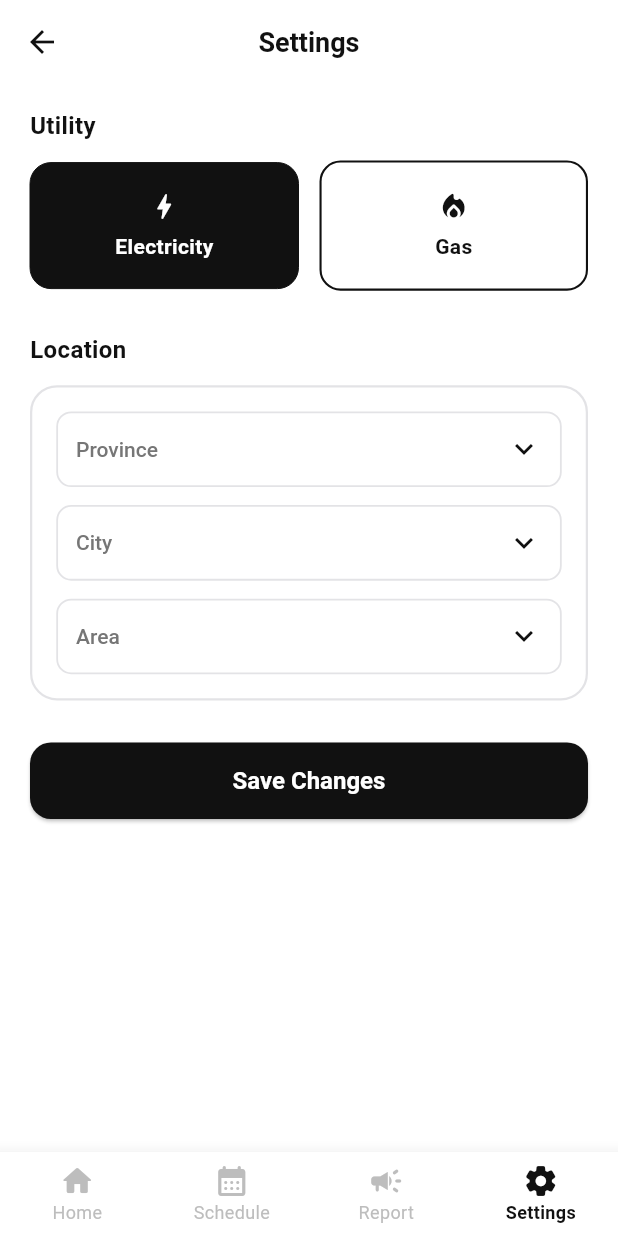
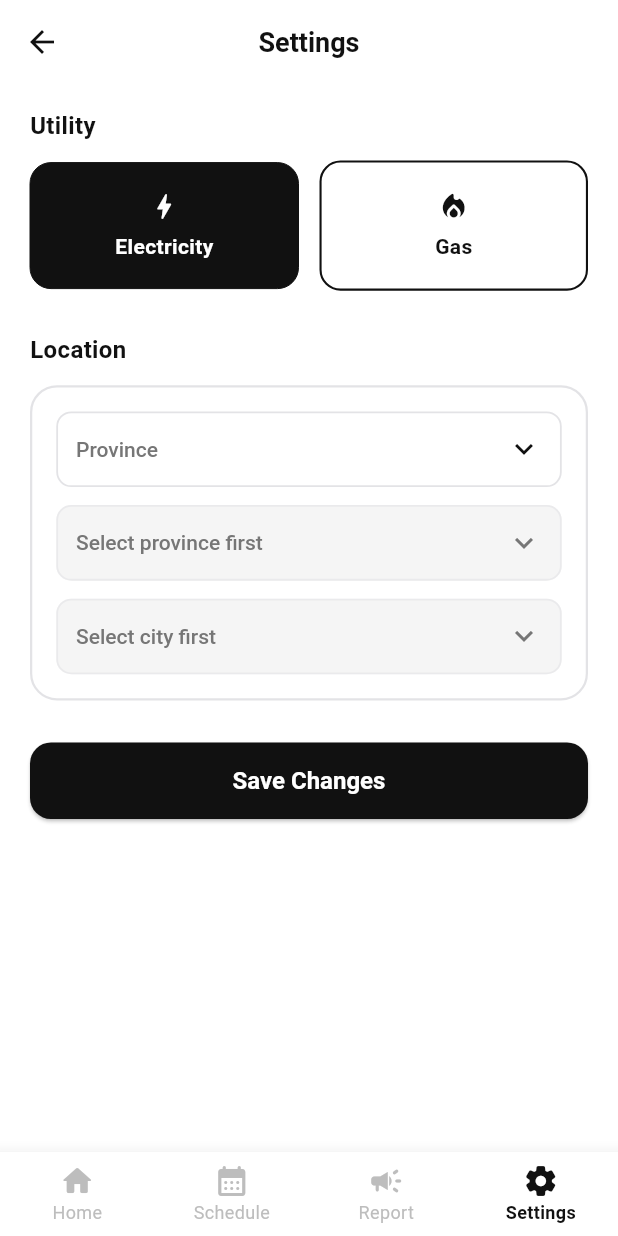
Before and after one commit to eman-ille/roshan-alert, a Flutter app: the SettingsScreen screen opened by its route, on a phone screen of 412 x 824 dp. Run offline on Flutter 3.47's test engine with Material 3 defaults, Android fonts, the phone set to English and light mode, and no system bars; our stand-ins replace shared_preferences; accounts and stored records are empty.

Commit message:
Location data added

```diff
--- /dev/null
+++ b/lib/Helping_Files/location_data.dart
@@ -0,0 +1,61 @@
+/// Single source of truth for Pakistan location data used across the app —
+/// currently by both Onboarding (first-time pick) and Settings (change
+/// later). Keeping the Province -> City -> Area mapping here means both
+/// screens automatically stay in sync — update coverage in ONE place.
+class LocationData {
+  LocationData._();
+
+  static const Map<String, List<String>> provinceCities = {
+    'Punjab': [
+      'Lahore',
+      'Faisalabad',
+      'Sialkot',
+      'Islamabad',
+      'Rawalpindi',
+      'Multan',
+      'Gujranwala',
+    ],
+    'Sindh': ['Karachi', 'Hyderabad', 'Sukkur', 'Larkana'],
+    'KPK': ['Peshawar', 'Abbottabad', 'Mardan', 'Swat'],
+    'Balochistan': ['Quetta', 'Gwadar', 'Turbat', 'Sibi'],
+  };
+
+  // Real city -> area/locality mapping, so the Area dropdown shows actual
+  // neighborhoods instead of placeholder text. Coverage is intentionally
+  // light for now (a handful of well-known localities per city) — extend
+  // per-city as real feeder/area data becomes available from the scraper
+  // backend.
+  static const Map<String, List<String>> cityAreas = {
+    // Punjab
+    'Lahore': ['Gulberg', 'DHA', 'Model Town', 'Johar Town', 'Faisal Town', 'Township', 'Iqbal Town', 'Bahria Town', 'Cantt', 'Shalimar', 'Wapda Town', 'Garden Town'],
+    'Faisalabad': ['Madina Town', 'Peoples Colony', 'Gulberg', 'Jinnah Colony', 'D Ground', 'Samanabad'],
+    'Sialkot': ['Cantt', 'Kutchery Road', 'Paris Road', 'Model Town', 'Rangpura'],
+    'Islamabad': ['F-6', 'F-7', 'F-8', 'F-10', 'F-11', 'G-9', 'G-10', 'G-11', 'Blue Area', 'Bahria Town'],
+    'Rawalpindi': ['Satellite Town', 'Saddar', 'Cantt', 'Bahria Town', 'Chaklala', 'Westridge'],
+    'Multan': ['Cantt', 'Gulgasht Colony', "Shah Rukn-e-Alam", 'Bosan Road', 'Model Town'],
+    'Gujranwala': ['Model Town', 'Satellite Town', 'Civil Lines', "People's Colony"],
+    // Sindh
+    'Karachi': ['Clifton', 'DHA', 'Gulshan-e-Iqbal', 'North Nazimabad', 'Saddar', 'Malir', 'Korangi'],
+    'Hyderabad': ['Latifabad', 'Qasimabad', 'City Area', 'Hussainabad'],
+    'Sukkur': ['Military Road', 'Barrage Colony', 'Shikarpur Road'],
+    'Larkana': ['Old Larkana', 'Model Colony'],
+    // KPK
+    'Peshawar': ['University Town', 'Hayatabad', 'Cantt', 'Gulbahar'],
+    'Abbottabad': ['Jinnahabad', 'Mandian', 'Supply Bazaar'],
+    'Mardan': ['Bank Road', 'Cantt Area'],
+    'Swat': ['Mingora', 'Saidu Sharif'],
+    // Balochistan
+    'Quetta': ['Jinnah Town', 'Satellite Town', 'Cantt', 'Sariab Road'],
+    'Gwadar': ['New Town', 'Old Town'],
+    'Turbat': ['City Center'],
+    'Sibi': ['City Area'],
+  };
+
+  static List<String> get provinces => provinceCities.keys.toList();
+
+  static List<String> citiesFor(String? province) =>
+      province == null ? const [] : (provinceCities[province] ?? const []);
+
+  static List<String> areasFor(String? city) =>
+      city == null ? const [] : (cityAreas[city] ?? const []);
+}
--- /dev/null
+++ b/lib/Helping_Files/location_dropdown.dart
@@ -0,0 +1,99 @@
+import 'package:flutter/material.dart';
+import 'app_theme.dart';
+
+/// Shared dropdown field for location sub-options (Province / City / Area).
+///
+/// Used by BOTH Onboarding and Settings — this used to be duplicated:
+/// Settings had its own private `_SettingsDropdown` doing the exact same
+/// enabled/disabled cascade-lock logic with slightly different styling.
+/// That duplicate has been removed; both screens now import this one
+/// widget and just pick a style via [outlined].
+///
+/// [enabled] lets a downstream dropdown (City, Area) be visibly greyed
+/// out and unopenable until its parent selection (Province, City) has
+/// been made — this is what makes a Province -> City -> Area cascade
+/// clear to the user instead of silently just having an empty list.
+///
+/// [outlined] switches between the two visual styles already in use:
+/// - `true` (default) — bold black border, larger padding. Used standalone
+///   in Onboarding, where the field needs to carry its own visual weight.
+/// - `false` — soft `AppColors.border` grey border, tighter padding. Used
+///   in Settings, where three of these already sit inside one `AppCard`
+///   that provides the outer border — a second bold border would double up.
+class LocationDropdown extends StatelessWidget {
+  final String label;
+  final String? value;
+  final List<String> items;
+  final ValueChanged<String?> onChanged;
+  final bool enabled;
+  final String? disabledHint;
+  final bool outlined;
+
+  const LocationDropdown({
+    super.key,
+    required this.label,
+    required this.value,
+    required this.items,
+    required this.onChanged,
+    this.enabled = true,
+    this.disabledHint,
+    this.outlined = true,
+  });
+
+  @override
+  Widget build(BuildContext context) {
+    final bool isUsable = enabled && items.isNotEmpty;
+
+    final Color borderColor = outlined
+        ? (isUsable ? Colors.black : Colors.black26)
+        : (isUsable ? AppColors.border : AppColors.border.withOpacity(0.6));
+
+    final Color iconColor = outlined
+        ? (isUsable ? Colors.black : Colors.black26)
+        : (isUsable ? AppColors.black : AppColors.grey);
+
+    final Color hintColor = outlined
+        ? (isUsable ? Colors.black54 : Colors.black38)
+        : AppColors.grey;
+
+    return Container(
+      width: double.infinity,
+      padding: EdgeInsets.symmetric(horizontal: outlined ? 16 : 12),
+      decoration: BoxDecoration(
+        color: isUsable ? Colors.white : const Color(0xFFF5F5F5),
+        borderRadius: BorderRadius.circular(outlined ? 10 : AppRadius.small),
+        border: Border.all(color: borderColor, width: 1.2),
+      ),
+      child: DropdownButtonHideUnderline(
+        child: DropdownButton<String>(
+          // Passing null value/onChanged when disabled is what actually
+          // makes Flutter render the dropdown as non-interactive.
+          value: isUsable ? value : null,
+          isExpanded: true,
+          icon: Icon(Icons.keyboard_arrow_down, color: iconColor),
+          hint: Text(
+            !enabled && disabledHint != null ? disabledHint! : label,
+            style: TextStyle(
+              fontSize: 14,
+              fontWeight: FontWeight.w500,
+              color: hintColor,
+            ),
+          ),
+          style: const TextStyle(
+            fontSize: 14,
+            fontWeight: FontWeight.w600,
+            color: Colors.black,
+          ),
+          dropdownColor: Colors.white,
+          items: items
+              .map((item) => DropdownMenuItem(
+                    value: item,
+                    child: Text(item),
+                  ))
+              .toList(),
+          onChanged: isUsable ? onChanged : null,
+        ),
+      ),
+    );
+  }
+}
--- a/lib/main.dart
+++ b/lib/main.dart
@@ -5,7 +5,6 @@ import 'screens/home_screen.dart';
 import 'screens/report_screen.dart';
 import 'screens/placeholder_screen.dart';
 import 'screens/onboarding_ui.dart';
-import 'screens/schedule_screen.dart';
 import 'screens/settings_screen.dart';
 
 Future<void> main() async {
@@ -32,7 +31,7 @@ class RoshanAlertApp extends StatelessWidget {
       theme: appTheme, // defined once in app_theme.dart
       // Skip onboarding for anyone who already has a saved address —
       // a returning user, or simply a page refresh on Home/Report.
-      initialRoute: '/home',
+      initialRoute:  hasSavedAddress ? '/home' : '/onboarding',
       routes: {
         '/onboarding': (context) => const OnboardingScreen(),
         '/home': (context) => const HomeScreen(),
--- a/lib/screens/settings_screen.dart
+++ b/lib/screens/settings_screen.dart
@@ -3,18 +3,31 @@ import '/Helping_Files/app_theme.dart';
 import '/Helping_Files/app_card.dart';
 import '/Helping_Files/bottom_nav.dart';
 import '/Helping_Files/app_location.dart';
+import '/Helping_Files/location_data.dart';
+import '/Helping_Files/location_dropdown.dart';
 import 'placeholder_screen.dart';
 
 /// Settings screen — lets the user change their saved location
 /// (Province / City / Area) and switch between Electricity / Gas.
 ///
-/// Picking "Gas" here doesn't have real settings built yet, so it
-/// just pushes the existing PlaceholderScreen on top ("Gas — Coming
-/// Soon") — same reusable placeholder already used for Schedule.
-/// Picking "Electricity" keeps this screen and lets the user edit
-/// province/city/area same as onboarding; Save persists via
-/// AppLocation.set(...) so every screen using LocationRow updates
-/// instantly, same as it does after onboarding.
+/// Tapping the Gas card only highlights it — it does NOT navigate.
+/// Gas doesn't have real settings built yet, so once the user taps
+/// "Save Changes" with Gas selected, the location is saved as normal
+/// (via AppLocation.set) and only then does the app push the existing
+/// PlaceholderScreen on top ("Gas — Coming Soon"), same reusable
+/// placeholder already used for Schedule. Saving with Electricity
+/// selected just persists and shows a "Settings saved." confirmation,
+/// same as before.
+///
+/// Province/City/Area options come from Helping_Files/location_data.dart
+/// — the same shared, real Pakistan location data Onboarding uses, so
+/// this screen and Onboarding never drift out of sync with each other.
+///
+/// The three dropdowns below use the shared LocationDropdown widget from
+/// Helping_Files/location_dropdown.dart (with `outlined: false` for the
+/// softer in-card look) instead of a private copy — this screen used to
+/// have its own near-identical `_SettingsDropdown` class, which has been
+/// removed to avoid maintaining two copies of the same cascade-lock logic.
 class SettingsScreen extends StatefulWidget {
   const SettingsScreen({super.key});
 
@@ -39,24 +52,16 @@ class _SettingsScreenState extends State<SettingsScreen> {
     _area = AppLocation.area;
   }
 
+  // City/Area option lists depend on whatever Province/City are
+  // currently selected — same cascade rule as OnboardingScreen.
+  List<String> get _citiesForProvince => LocationData.citiesFor(_province);
+  List<String> get _areasForCity => LocationData.areasFor(_city);
+
   void _selectUtility(String value) {
+    // Just select the card visually — no navigation here. Gas only
+    // routes to the "Coming Soon" placeholder once the user actually
+    // saves, in _saveLocation() below.
     setState(() => _utility = value);
-
-    if (value == 'Gas') {
-      Navigator.push(
-        context,
-        MaterialPageRoute(
-          builder: (context) => const PlaceholderScreen(
-            title: 'Gas',
-            icon: Icons.local_fire_department_rounded,
-          ),
-        ),
-      ).then((_) {
-        // Coming back shouldn't leave "Gas" visually selected if
-        // nothing was actually saved for it.
-        if (mounted) setState(() => _utility = AppLocation.utility.value);
-      });
-    }
   }
 
   Future<void> _saveLocation() async {
@@ -78,6 +83,25 @@ class _SettingsScreenState extends State<SettingsScreen> {
     );
 
     if (!mounted) return;
+
+    // Gas doesn't have real settings built yet. The location/utility is
+    // still saved above (so it's correctly persisted and reflected
+    // everywhere via AppLocation), but only NOW — after Save was
+    // actually pressed — do we send the user to the "Coming Soon"
+    // placeholder, instead of doing it the instant the card is tapped.
+    if (_utility == 'Gas') {
+      Navigator.push(
+        context,
+        MaterialPageRoute(
+          builder: (context) => const PlaceholderScreen(
+            title: 'Gas',
+            icon: Icons.local_fire_department_rounded,
+          ),
+        ),
+      );
+      return;
+    }
+
     ScaffoldMessenger.of(context).showSnackBar(
       const SnackBar(
         content: Text('Settings saved.'),
@@ -139,24 +163,40 @@ class _SettingsScreenState extends State<SettingsScreen> {
               AppCard(
                 child: Column(
                   children: [
-                    _SettingsDropdown(
+                    LocationDropdown(
                       label: 'Province',
                       value: _province,
-                      items: const ['Punjab', 'Sindh', 'KPK', 'Balochistan'],
-                      onChanged: (v) => setState(() => _province = v),
+                      items: LocationData.provinces,
+                      outlined: false,
+                      onChanged: (v) => setState(() {
+                        _province = v;
+                        // A new province invalidates whatever city/area
+                        // was picked before — they belonged to the old list.
+                        _city = null;
+                        _area = null;
+                      }),
                     ),
                     const SizedBox(height: 12),
-                    _SettingsDropdown(
+                    LocationDropdown(
                       label: 'City',
                       value: _city,
-                      items: const ['Lahore', 'Karachi', 'Islamabad', 'Sialkot'],
-                      onChanged: (v) => setState(() => _city = v),
+                      items: _citiesForProvince,
+                      enabled: _province != null,
+                      disabledHint: 'Select province first',
+                      outlined: false,
+                      onChanged: (v) => setState(() {
+                        _city = v;
+                        _area = null;
+                      }),
                     ),
                     const SizedBox(height: 12),
-                    _SettingsDropdown(
+                    LocationDropdown(
                       label: 'Area',
                       value: _area,
-                      items: const ['Area 1', 'Area 2', 'Area 3'],
+                      items: _areasForCity,
+                      enabled: _city != null,
+                      disabledHint: 'Select city first',
+                      outlined: false,
                       onChanged: (v) => setState(() => _area = v),
                     ),
                   ],
@@ -233,61 +273,3 @@ class _UtilityCard extends StatelessWidget {
     );
   }
 }
-
-/// Same dropdown look as onboarding's _LocationDropdown, minus its
-/// own outer border — AppCard already wraps all three of these in
-/// one bordered block here.
-class _SettingsDropdown extends StatelessWidget {
-  final String label;
-  final String? value;
-  final List<String> items;
-  final ValueChanged<String?> onChanged;
-
-  const _SettingsDropdown({
-    required this.label,
-    required this.value,
-    required this.items,
-    required this.onChanged,
-  });
-
-  @override
-  Widget build(BuildContext context) {
-    return Container(
-      width: double.infinity,
-      padding: const EdgeInsets.symmetric(horizontal: 12),
-      decoration: BoxDecoration(
-        color: AppColors.white,
-        borderRadius: BorderRadius.circular(AppRadius.small),
-        border: Border.all(color: AppColors.border, width: 1.2),
-      ),
-      child: DropdownButtonHideUnderline(
-        child: DropdownButton<String>(
-          value: value,
-          isExpanded: true,
-          icon: const Icon(Icons.keyboard_arrow_down, color: AppColors.black),
-          hint: Text(
-            label,
-            style: const TextStyle(
-              fontSize: 14,
-              fontWeight: FontWeight.w500,
-              color: AppColors.grey,
-            ),
-          ),
-          style: const TextStyle(
-            fontSize: 14,
-            fontWeight: FontWeight.w600,
-            color: AppColors.black,
-          ),
-          dropdownColor: AppColors.white,
-          items: items
-              .map((item) => DropdownMenuItem(
-                    value: item,
-                    child: Text(item),
-                  ))
-              .toList(),
-          onChanged: onChanged,
-        ),
-      ),
-    );
-  }
-}
```
Also changed, not shown: lib/screens/onboarding_ui.dart (+38 -84 lines), lib/screens/updates_screen.dart (deleted).
